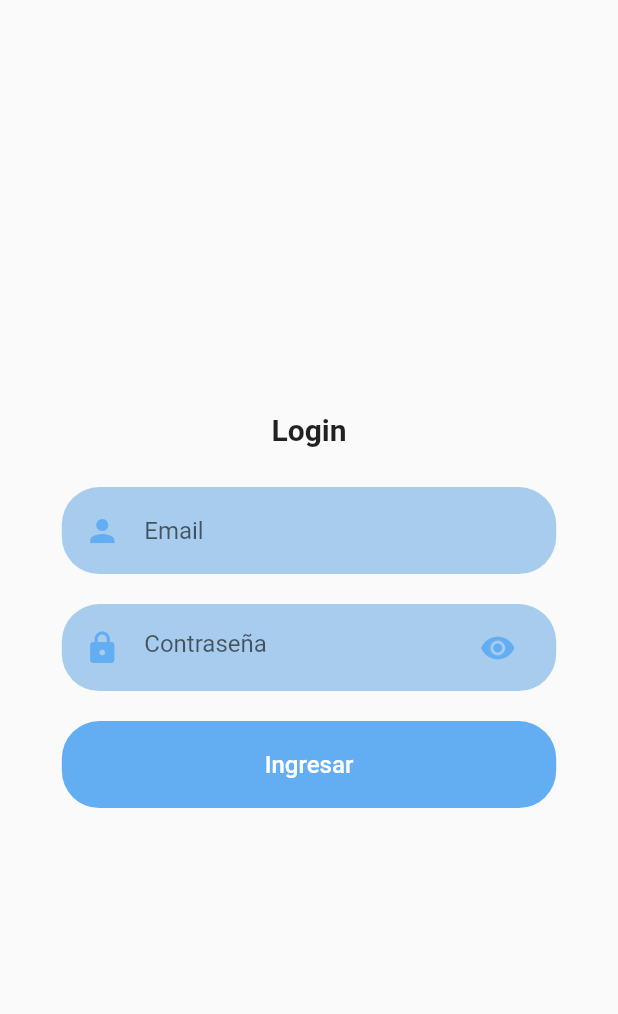
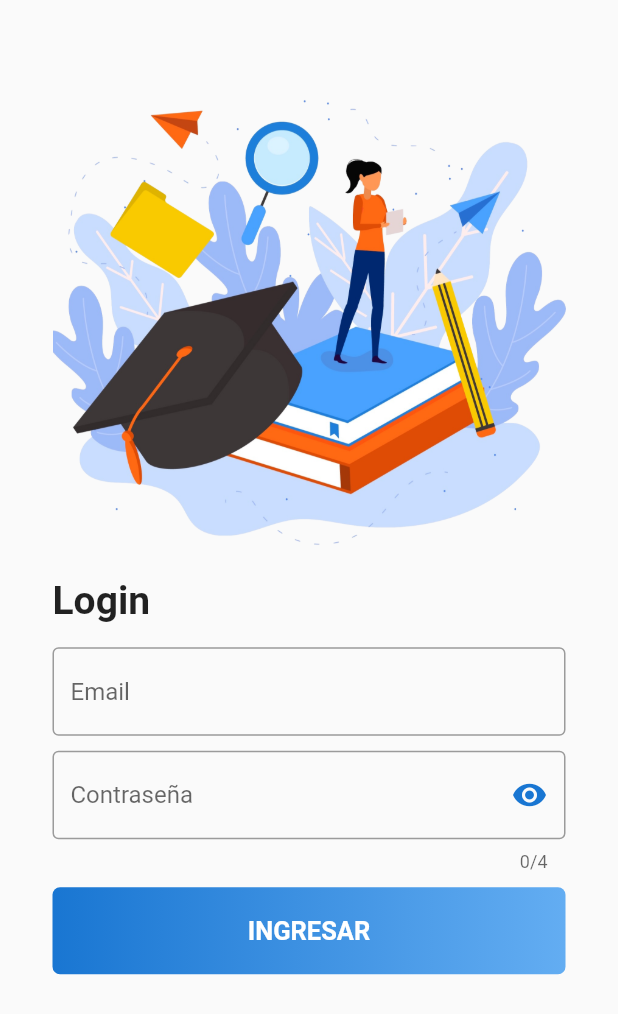
Before and after one commit to nehemiasmunoz/CDA, a Flutter app: the screen it shows after launch, on a phone screen of 412 x 824 dp. Shown: the top 1014 px of the screen. Run offline on Flutter 3.47's test engine with Material 2 defaults, Android fonts, the phone set to English and light mode, and no system bars; our stand-ins replace firebase_core, font_awesome_flutter; accounts and stored records are empty.

Commit message:
[UPD] login screen nueva apariencia login mas validator

```diff
--- a/lib/screen/auth/components/rounded_container.dart
+++ b/lib/screen/auth/components/rounded_container.dart
@@ -16,11 +16,11 @@ class RoundedContainer extends StatelessWidget {
     return Container(
       margin: EdgeInsets.symmetric(vertical: 10),
       padding: EdgeInsets.symmetric(horizontal: 15, vertical: 5),
-      width: size.width * 0.8,
+      width: size.width * 0.9,
       decoration: BoxDecoration(
-        color: color != null ? color : kPrimaryLightColor,
-        borderRadius: BorderRadius.circular(25),
-      ),
+          borderRadius: BorderRadius.circular(5),
+          gradient:
+              LinearGradient(colors: [kPrimaryColor, kPrimaryLightColor])),
       child: child,
     );
   }
--- a/lib/screen/auth/login_screen.dart
+++ b/lib/screen/auth/login_screen.dart
@@ -1,51 +1,48 @@
 import 'package:centro_actividades/screen/auth/components/rounded_container.dart';
 import 'package:centro_actividades/utils/constant.dart';
 import 'package:flutter/material.dart';
+import 'package:flutter/services.dart';
 
 class LoginScreen extends StatelessWidget {
-  const LoginScreen({Key? key}) : super(key: key);
-
   @override
   Widget build(BuildContext context) {
     final size = MediaQuery.of(context).size;
+
     return GestureDetector(
       onTap: () {
+        //ocultar el teclado al tocar la pantalla
         FocusScope.of(context).requestFocus(new FocusNode());
       },
       child: Scaffold(
-        body: SafeArea(
+        body: SingleChildScrollView(
+          child: SafeArea(
             child: Center(
-            child: SingleChildScrollView(
+              child: Container(
+                margin: EdgeInsets.symmetric(horizontal: 20.0),
+                padding: EdgeInsets.symmetric(vertical: 35.0, horizontal: 15.0),
                 child: Column(
+                  crossAxisAlignment: CrossAxisAlignment.start,
                   mainAxisSize: MainAxisSize.max,
                   mainAxisAlignment: MainAxisAlignment.center,
                   children: [
+                    Container(
+                      height: 350.0,
+                      decoration: BoxDecoration(
+                        image: DecorationImage(
+                          fit: BoxFit.cover,
+                          image: AssetImage('assets/studyLogin.png'),
+                        ),
+                      ),
+                    ),
                     Text(
                       'Login',
-                    // textAlign: TextAlign.center,
-                    style: TextStyle(
-                      fontSize: 20.0,
-                      fontWeight: FontWeight.bold,
+                      style: kLabelStyle,
+                      textAlign: TextAlign.left,
                     ),
+                    SizedBox(height: size.height * 0.02),
+                    _CustomForm(),
+                  ],
                 ),
-                  SizedBox(
-                    height: size.height * 0.02,
-                  ),
-                  RoundedContainer(child: createEmail()),
-                  RoundedContainer(child: createPassword()),
-                  RoundedContainer(
-                    color: kPrimaryColor,
-                    child: TextButton(
-                      child: Text(
-                        'Ingresar',
-                        style: TextStyle(color: Colors.white, fontSize: 16.0),
-                      ),
-                      onPressed: () {
-                        Navigator.pushNamed(context, 'assignments');
-                      },
-                    ),
-                  ),
-                ],
               ),
             ),
           ),
@@ -55,62 +52,97 @@ class LoginScreen extends StatelessWidget {
   }
 }
 
-class createEmail extends StatelessWidget {
-  //const createEmail({Key? key}) : super(key: key);
+class _CustomForm extends StatefulWidget {
+  @override
+  State<_CustomForm> createState() => _CustomFormState();
+}
+
+class _CustomFormState extends State<_CustomForm> {
+  String emailValue = '';
+  int passwordValue = 0000;
+
+  bool passwordVisibility = false;
+  final _formKey = GlobalKey<FormState>();
 
   @override
   Widget build(BuildContext context) {
-    return TextField(
+    return Form(
+      key: _formKey,
+      child: Column(
+        children: [
+          TextFormField(
+            onSaved: (value) {},
+            validator: (value) {
+              if (value == null ||
+                  value.isEmpty ||
+                  !value.contains('@') ||
+                  value.length < 5) {
+                return 'Por favor ingresa un email valido';
+              }
+            },
+            cursorColor: kPrimaryColor,
             keyboardType: TextInputType.emailAddress,
+            decoration: InputDecoration(
+              hintText: 'Email',
+              border: OutlineInputBorder(),
+            ),
+          ),
+          SizedBox(height: 10.0),
+          TextFormField(
+            validator: (value) {
+              if (value == null || value.isEmpty || value.length < 4) {
+                return 'Por favor completa este campo';
+              }
+            },
             cursorColor: kPrimaryColor,
+            keyboardType: TextInputType.number,
+            inputFormatters: [FilteringTextInputFormatter.digitsOnly],
+            maxLines: 1,
+            minLines: 1,
+            maxLength: 4,
+            obscureText: passwordVisibility,
             decoration: InputDecoration(
-        border: InputBorder.none,
-        icon: Icon(
-          Icons.person,
+              hintText: 'Contraseña',
+              border: OutlineInputBorder(),
+              suffixIcon: GestureDetector(
+                onTap: () {
+                  setState(() {
+                    passwordVisibility = !passwordVisibility;
+                  });
+                },
+                child: Icon(
+                  passwordVisibility == false
+                      ? Icons.visibility
+                      : Icons.visibility_off,
                   color: kPrimaryColor,
                 ),
-        hintText: 'Email',
+              ),
+            ),
+          ),
+          RoundedContainer(
+            color: kPrimaryColor,
+            child: TextButton(
+              child: Text(
+                'Ingresar'.toUpperCase(),
+                style: kLabelStyle.copyWith(
+                  color: Colors.white,
+                  fontSize: 17.0,
+                ),
+              ),
+              onPressed: () {
+                if (_formKey.currentState!.validate()) {
+                  // If the form is valid, display a snackbar. In the real world,
+                  // you'd often call a server or save the information in a database.
+                  ScaffoldMessenger.of(context).showSnackBar(
+                    const SnackBar(content: Text('Processing Data')),
+                  );
+                  Navigator.pushNamed(context, 'assignments');
+                }
+              },
+            ),
+          ),
+        ],
       ),
     );
   }
 }
-
-class createPassword extends StatefulWidget {
-  // const createPassword({Key? key}) : super(key: key);
-
-  @override
-  _createPasswordState createState() => _createPasswordState();
-}
-
-class _createPasswordState extends State<createPassword> {
-  bool visibility = false;
-
-  @override
-  Widget build(BuildContext context) {
-    return TextField(
-      maxLines: 1,
-      obscureText: visibility,
-      keyboardType: TextInputType.number,
-      cursorColor: kPrimaryColor,
-      decoration: InputDecoration(
-        border: InputBorder.none,
-        icon: Icon(
-          Icons.lock,
-          color: kPrimaryColor,
-        ),
-        hintText: 'Contraseña',
-        suffixIcon: GestureDetector(
-          onTap: () {
-            setState(() {
-              visibility = !visibility;
-            });
-          },
-          child: Icon(
-            visibility == false ? Icons.visibility : Icons.visibility_off,
-            color: kPrimaryColor,
-          ),
-        ),
-      ),
-    );
-  }
-}
--- a/lib/utils/constant.dart
+++ b/lib/utils/constant.dart
@@ -2,8 +2,11 @@ import 'package:flutter/material.dart';
 
 // Colores usados en la aplicacion
 
-// const kPrimaryColor = Color.fromRGBO(25, 118, 210, 1);
+const kPrimaryColor = Color.fromRGBO(25, 118, 210, 1);
 // const kPrimaryLightColor = Color.fromRGBO(186, 222, 252, 1);
-const kPrimaryColor = Color.fromRGBO(99, 173, 242, 1);
-const kPrimaryLightColor = Color.fromRGBO(167, 204, 237, 1);
+const kPrimaryLightColor = Color.fromRGBO(99, 173, 242, 1);
 const kBackgroundColor = Colors.white70;
+const kLabelStyle = TextStyle(
+  fontSize: 26.0,
+  fontWeight: FontWeight.bold,
+);
--- a/pubspec.yaml
+++ b/pubspec.yaml
@@ -46,8 +46,8 @@ flutter:
   uses-material-design: true
 
   # To add assets to your application, add an assets section, like this:
-  # assets:
-  #   - images/a_dot_burr.jpeg
+  assets:
+    - assets/
   #   - images/a_dot_ham.jpeg
 
   # An image asset can refer to one or more resolution-specific "variants", see
```
Also changed, not shown: assets/studyLogin.png (added). Lines whose indentation alone changed are shown as unchanged.
